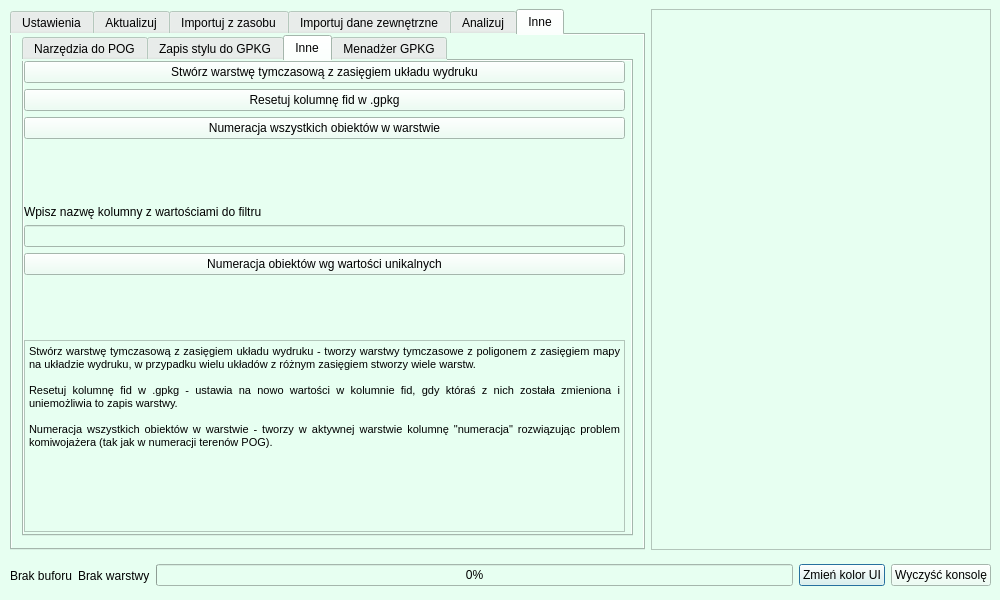
Old version of the form bober_os_dialog_base.ui in the repository pankonduktortoja/BoberOS.
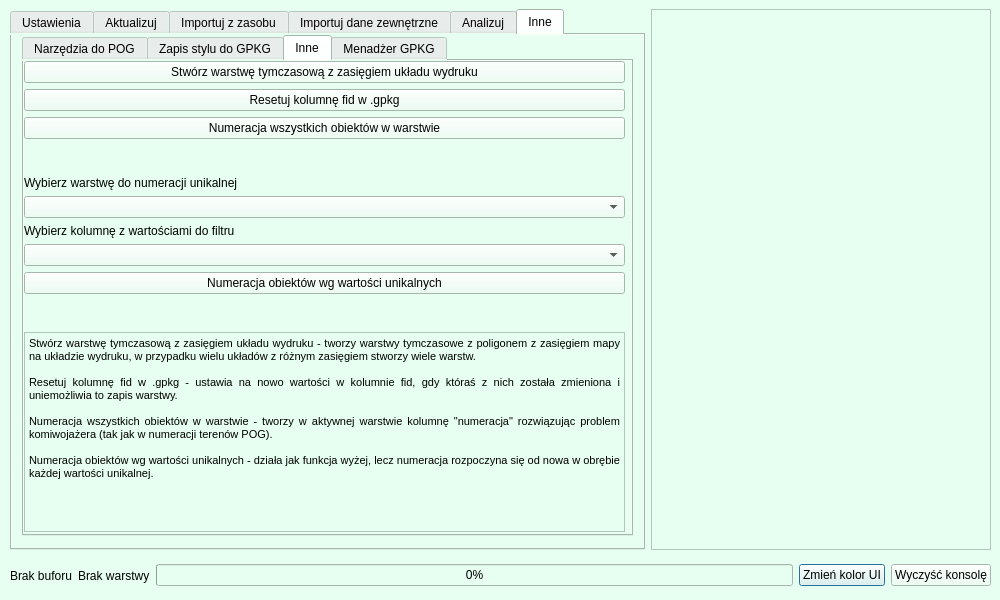
New version of the form. The open tabs and pages were chosen to show the change. Custom widgets are drawn as their Qt base class.

Diff of the .ui file:
```diff
--- a/bober_os_dialog_base.ui
+++ b/bober_os_dialog_base.ui
@@ -1698,19 +1698,25 @@
              </property>
             </spacer>
            </item>
+           <item>
+            <widget class="QLabel" name="label_25">
+             <property name="text">
+              <string>Wybierz warstwę do numeracji unikalnej</string>
+             </property>
+            </widget>
+           </item>
+           <item>
+            <widget class="QgsMapLayerComboBox" name="numeracja_layer"/>
+           </item>
            <item>
             <widget class="QLabel" name="label_15">
              <property name="text">
-              <string>Wpisz nazwę kolumny z wartościami do filtru</string>
+              <string>Wybierz kolumnę z wartościami do filtru</string>
              </property>
             </widget>
            </item>
            <item>
-            <widget class="QLineEdit" name="te_numeracja_unikalna">
-             <property name="clearButtonEnabled">
-              <bool>true</bool>
-             </property>
-            </widget>
+            <widget class="QComboBox" name="cb_numeracja_unikalna"/>
            </item>
            <item>
             <widget class="QPushButton" name="pb_numeracja_unikalna">
@@ -1734,6 +1740,12 @@
            </item>
            <item>
             <widget class="QTextBrowser" name="textBrowser_4">
+             <property name="minimumSize">
+              <size>
+               <width>0</width>
+               <height>200</height>
+              </size>
+             </property>
              <property name="html">
               <string>&lt;!DOCTYPE HTML PUBLIC &quot;-//W3C//DTD HTML 4.0//EN&quot; &quot;http://www.w3.org/TR/REC-html40/strict.dtd&quot;&gt;
 &lt;html&gt;&lt;head&gt;&lt;meta name=&quot;qrichtext&quot; content=&quot;1&quot; /&gt;&lt;style type=&quot;text/css&quot;&gt;
@@ -1743,7 +1755,9 @@
 &lt;p align=&quot;justify&quot; style=&quot;-qt-paragraph-type:empty; margin-top:0px; margin-bottom:0px; margin-left:0px; margin-right:0px; -qt-block-indent:0; text-indent:0px;&quot;&gt;&lt;br /&gt;&lt;/p&gt;
 &lt;p align=&quot;justify&quot; style=&quot; margin-top:0px; margin-bottom:0px; margin-left:0px; margin-right:0px; -qt-block-indent:0; text-indent:0px;&quot;&gt;Resetuj kolumnę fid w .gpkg - ustawia na nowo wartości w kolumnie fid, gdy któraś z nich została zmieniona i uniemożliwia to zapis warstwy.&lt;/p&gt;
 &lt;p align=&quot;justify&quot; style=&quot;-qt-paragraph-type:empty; margin-top:0px; margin-bottom:0px; margin-left:0px; margin-right:0px; -qt-block-indent:0; text-indent:0px;&quot;&gt;&lt;br /&gt;&lt;/p&gt;
-&lt;p align=&quot;justify&quot; style=&quot; margin-top:0px; margin-bottom:0px; margin-left:0px; margin-right:0px; -qt-block-indent:0; text-indent:0px;&quot;&gt;Numeracja wszystkich obiektów w warstwie - tworzy w aktywnej warstwie kolumnę &amp;quot;numeracja&amp;quot; rozwiązując problem komiwojażera (tak jak w numeracji terenów POG).&lt;/p&gt;&lt;/body&gt;&lt;/html&gt;</string>
+&lt;p align=&quot;justify&quot; style=&quot; margin-top:0px; margin-bottom:0px; margin-left:0px; margin-right:0px; -qt-block-indent:0; text-indent:0px;&quot;&gt;Numeracja wszystkich obiektów w warstwie - tworzy w aktywnej warstwie kolumnę &amp;quot;numeracja&amp;quot; rozwiązując problem komiwojażera (tak jak w numeracji terenów POG).&lt;/p&gt;
+&lt;p align=&quot;justify&quot; style=&quot;-qt-paragraph-type:empty; margin-top:0px; margin-bottom:0px; margin-left:0px; margin-right:0px; -qt-block-indent:0; text-indent:0px;&quot;&gt;&lt;br /&gt;&lt;/p&gt;
+&lt;p align=&quot;justify&quot; style=&quot; margin-top:0px; margin-bottom:0px; margin-left:0px; margin-right:0px; -qt-block-indent:0; text-indent:0px;&quot;&gt;Numeracja obiektów wg wartości unikalnych - działa jak funkcja wyżej, lecz numeracja rozpoczyna się od nowa w obrębie każdej wartości unikalnej.&lt;/p&gt;&lt;/body&gt;&lt;/html&gt;</string>
              </property>
             </widget>
            </item>
```
Left out of the diff: 7 changed lines with no effect on the pictures.
